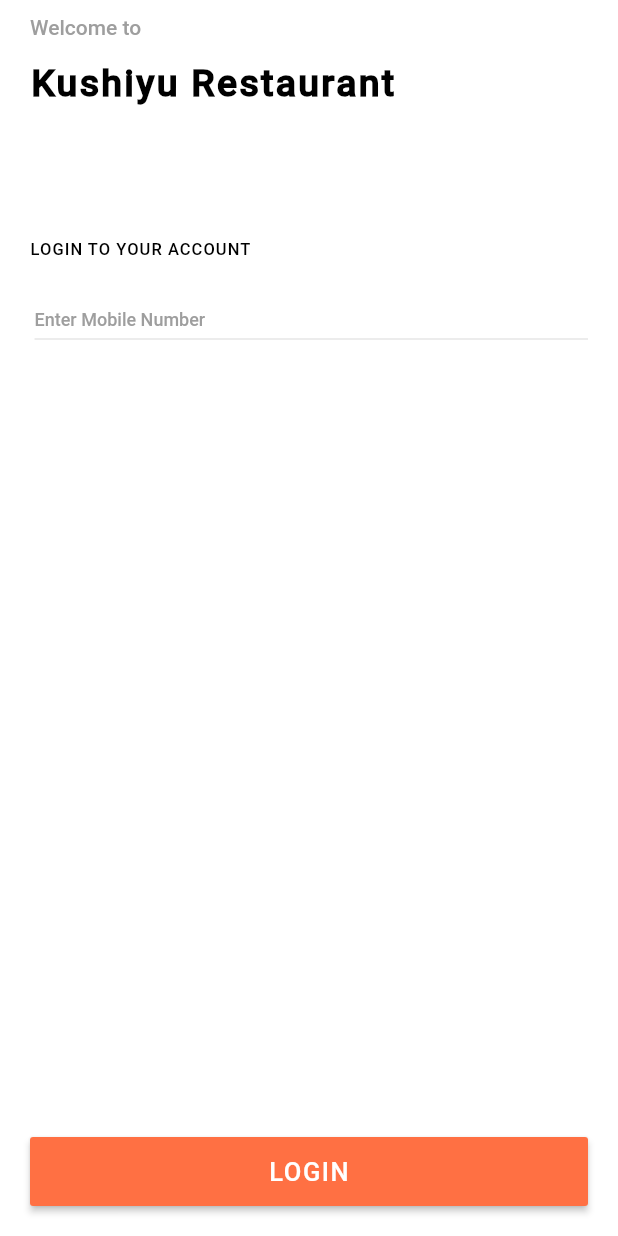
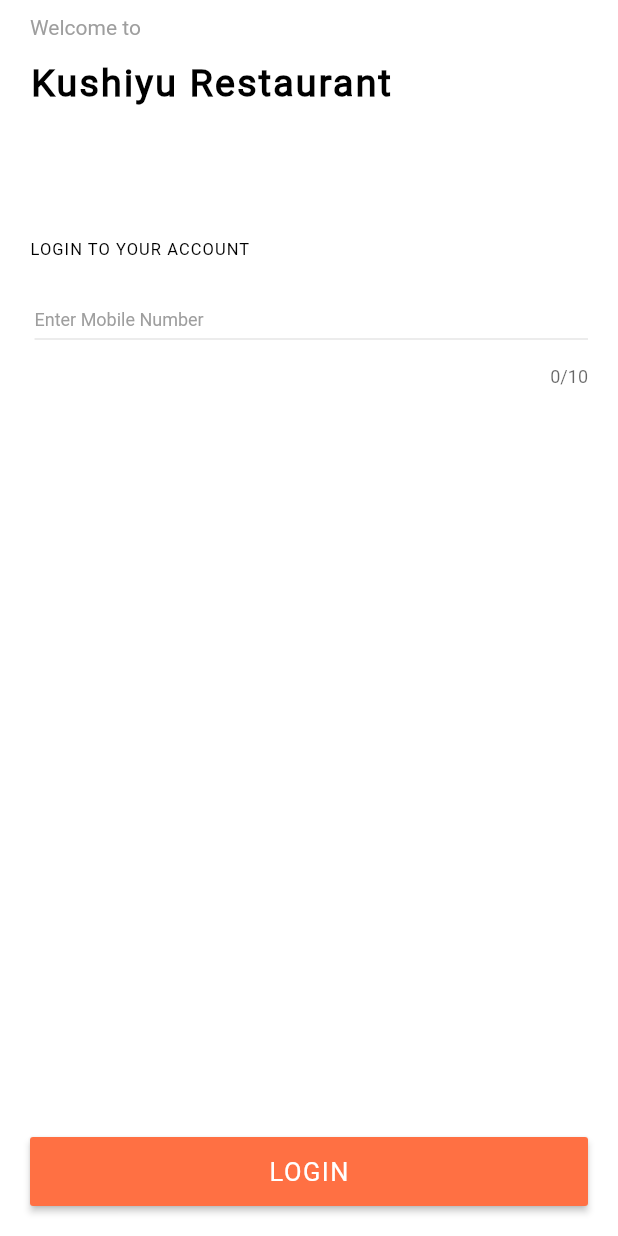
Before and after one commit to mpzeeshan/Restaurant_app, a Flutter app: the Cart screen opened directly, after a tap on "+ Add", after a tap on the "arrow back" icon, on a phone screen of 412 x 824 dp. Run offline on Flutter 3.47's test engine with Material 2 defaults, Android fonts, the phone set to English and light mode, and no system bars; our stand-ins replace dotted_line, get_it, otp_text_field; Roboto replaces fonts that are missing (sfpro).

Commit message:
OTP login done

```diff
--- a/lib/login/login.dart
+++ b/lib/login/login.dart
@@ -1,10 +1,46 @@
 import 'package:flutter/material.dart';
+import 'package:get_it/get_it.dart';
+import 'package:simplify/services/otp_service.dart';
+import 'package:simplify/models/api_response.dart';
 import 'package:simplify/login/otp.dart';
+import 'package:simplify/models/otp_model.dart';
 
-class Login extends StatelessWidget {
+
+class Login extends StatefulWidget {
+
+  @override
+  _LoginState createState() => _LoginState();
+}
+
+class _LoginState extends State<Login> {
+
+  var phone_number;
+  TextEditingController phoneController = new TextEditingController();
+
+
+
+
+  final phone_num = RegExp(r"(\d\d\d\d\d\d\d\d\d\d)");
+  String phone;
+  bool _validate = true;
+
+
+  Future<OtpModel> otp_model;
+
+
+  bool _isLoading = false;
+
+  @override
+  void initState(){
+
+    super.initState();
+  }
+
+
+
   @override
   Widget build(BuildContext context) {
-    return Scaffold(
+    return _isLoading? CircularProgressIndicator():Scaffold(
       body: Container(
         color: Colors.teal[700],
         child: SafeArea(
@@ -48,14 +84,23 @@ class Login extends StatelessWidget {
                         child: Stack(
                           children: [
                             TextField(
+
+                              controller: phoneController,
                               keyboardType: TextInputType.number,
                               style: TextStyle(color: Colors.grey[500]),
                               decoration: InputDecoration(
                                 hintStyle:
                                 TextStyle(color: Colors.grey, fontSize: 12.0),
                                 border: InputBorder.none,
-                              hintText: 'Enter Mobile Number'),
+                                hintText: 'Enter Mobile Number',
+                                errorText: _validate ? null : 'Please enter a 10 digit phone number',
                               ),
+
+                              maxLength: 10,
+
+
+                            ),
+
                             Positioned(
                               child: Padding(
                                 padding: const EdgeInsets.only(top: 30.0),
@@ -85,12 +130,22 @@ class Login extends StatelessWidget {
                                         fontSize: 17.0),
                                   )),
                               onPressed: () {
+                                setState(() {
+                              if (phone_num.hasMatch(phoneController.text)) {
+                                _validate = true;
+                                OtpService().get_phone(phoneController.text);
                                 Navigator.push(
                                   context,
                                   MaterialPageRoute(
-                                builder: (context) => Otp(),
+                                    builder: (context) => Ottp(),
                                   ),
                                 );
+                              }else{
+                                _validate = false;
+                              }
+                                });
+
+
                               },
                             ),
                           ),
@@ -99,6 +154,10 @@ class Login extends StatelessWidget {
                     ),
                   ],
                 ),
+
+
+
+
           ),
         )),
       ),
--- /dev/null
+++ b/lib/models/api_response.dart
@@ -0,0 +1,8 @@
+class APIResponse<T> {
+  T data;
+  bool error;
+  String errorMessage;
+
+  APIResponse({this.data, this.errorMessage ,this.error = false});
+
+}
--- /dev/null
+++ b/lib/models/otp_model.dart
@@ -0,0 +1,149 @@
+// To parse this JSON data, do
+//
+//     final otpModel = otpModelFromJson(jsonString);
+
+import 'dart:convert';
+
+OtpModel otpModelFromJson(String str) => OtpModel.fromJson(json.decode(str));
+
+String otpModelToJson(OtpModel data) => json.encode(data.toJson());
+
+class OtpModel {
+  OtpModel({
+    this.status,
+    this.message,
+    this.otp,
+    this.mobile,
+    this.data,
+  });
+
+  String status;
+  String message;
+  String otp;
+  String mobile;
+  Data data;
+
+  factory OtpModel.fromJson(Map<String, dynamic> json) => OtpModel(
+    status: json["Status"],
+    message: json["Message"],
+    otp: json["OTP"],
+    mobile: json["Mobile"],
+    data: Data.fromJson(json["Data"]),
+  );
+
+  Map<String, dynamic> toJson() => {
+    "Status": status,
+    "Message": message,
+    "OTP": otp,
+    "Mobile": mobile,
+    "Data": data.toJson(),
+  };
+}
+
+class Data {
+  Data({
+    this.id,
+    this.fullname,
+    this.mobile,
+    this.email,
+    this.password,
+    this.gender,
+    this.country,
+    this.state,
+    this.city,
+    this.address,
+    this.postcode,
+    this.status,
+    this.date,
+    this.profilePic,
+    this.dob,
+    this.createdOn,
+    this.updatedOn,
+    this.deliveryLocation,
+    this.deliveryHouseNo,
+    this.deliveryLandmark,
+    this.deliverySaveAs,
+    this.deliveryLat,
+    this.deliveryLng,
+    this.wallet,
+  });
+
+  String id;
+  String fullname;
+  String mobile;
+  String email;
+  String password;
+  dynamic gender;
+  dynamic country;
+  dynamic state;
+  dynamic city;
+  dynamic address;
+  dynamic postcode;
+  String status;
+  DateTime date;
+  dynamic profilePic;
+  dynamic dob;
+  DateTime createdOn;
+  DateTime updatedOn;
+  String deliveryLocation;
+  String deliveryHouseNo;
+  String deliveryLandmark;
+  String deliverySaveAs;
+  String deliveryLat;
+  String deliveryLng;
+  String wallet;
+
+  factory Data.fromJson(Map<String, dynamic> json) => Data(
+    id: json["id"],
+    fullname: json["fullname"],
+    mobile: json["mobile"],
+    email: json["email"],
+    password: json["password"],
+    gender: json["gender"],
+    country: json["country"],
+    state: json["state"],
+    city: json["city"],
+    address: json["address"],
+    postcode: json["postcode"],
+    status: json["status"],
+    date: DateTime.parse(json["date"]),
+    profilePic: json["profile_pic"],
+    dob: json["dob"],
+    createdOn: DateTime.parse(json["created_on"]),
+    updatedOn: DateTime.parse(json["updated_on"]),
+    deliveryLocation: json["delivery_location"],
+    deliveryHouseNo: json["delivery_house_no"],
+    deliveryLandmark: json["delivery_landmark"],
+    deliverySaveAs: json["delivery_save_as"],
+    deliveryLat: json["delivery_lat"],
+    deliveryLng: json["delivery_lng"],
+    wallet: json["wallet"],
+  );
+
+  Map<String, dynamic> toJson() => {
+    "id": id,
+    "fullname": fullname,
+    "mobile": mobile,
+    "email": email,
+    "password": password,
+    "gender": gender,
+    "country": country,
+    "state": state,
+    "city": city,
+    "address": address,
+    "postcode": postcode,
+    "status": status,
+    "date": date.toIso8601String(),
+    "profile_pic": profilePic,
+    "dob": dob,
+    "created_on": createdOn.toIso8601String(),
+    "updated_on": updatedOn.toIso8601String(),
+    "delivery_location": deliveryLocation,
+    "delivery_house_no": deliveryHouseNo,
+    "delivery_landmark": deliveryLandmark,
+    "delivery_save_as": deliverySaveAs,
+    "delivery_lat": deliveryLat,
+    "delivery_lng": deliveryLng,
+    "wallet": wallet,
+  };
+}
--- a/lib/screens/cart.dart
+++ b/lib/screens/cart.dart
@@ -21,7 +21,7 @@ class _CartState extends State<Cart> {
         child: Container(
           color: c.flagList[count] ? Colors.white : Colors.grey[100],
           child: Row(
-            mainAxisAlignment: MainAxisAlignment.spaceEvenly,
+            mainAxisAlignment: MainAxisAlignment.spaceBetween,
             children: [
               Visibility(
                 visible: !c.flagList[count],
@@ -37,9 +37,15 @@ class _CartState extends State<Cart> {
                       }
                     });
                   },
+                  child: SizedBox(
+                    height: 25.0,
+                    width: 25.0,
+                    child: Center(
                       child: Text(
                         '-',
-                    style: TextStyle(color: Colors.black, fontSize: 20.0),
+                        style: TextStyle(color: Colors.black, fontSize: 19.0),
+                      ),
+                    ),
                   ),
                 ),
               ),
@@ -52,17 +58,23 @@ class _CartState extends State<Cart> {
                       c.flagList[count] = false;
                     });
                   },
+                  child: Padding(
+                    padding: const EdgeInsets.only(left:6.0),
                     child: Text(
                       '+ Add',
                       style: TextStyle(color: Colors.orange[700]),
                     ),
                   ),
                 ),
+              ),
               Visibility(
                 visible: !c.flagList[count],
+                child: Padding(
+                  padding: const EdgeInsets.only(right:3.0),
                   child: Text(
                     c.counList[count].toString(),
                     style: TextStyle(color: Colors.black),
+                  ),
                 ),
               ),
               Visibility(
@@ -76,9 +88,15 @@ class _CartState extends State<Cart> {
                       }
                     });
                   },
+                  child: SizedBox(
+                    height: 25.0,
+                    width: 25.0,
+                    child: Center(
                       child: Text(
                         '+',
-                    style: TextStyle(color: Colors.black, fontSize: 16.0),
+                        style: TextStyle(color: Colors.black, fontSize: 17.0),
+                      ),
+                    ),
                   ),
                 ),
               ),
@@ -367,6 +385,14 @@ class _CartState extends State<Cart> {
       bottomNavigationBar: Row(
         children: [
           Expanded(
+            child: GestureDetector(
+              onTap: (){
+                Navigator.push(
+                  context,
+                  MaterialPageRoute(
+                      builder: (context) => OrderSummary()),
+                );
+              },
               child: Container(
                 height: 45.0,
                 //width: MediaQuery.of(context).size.width,
@@ -388,20 +414,11 @@ class _CartState extends State<Cart> {
                                 fontSize: 13.0,
                               ),
                             ),
-                          GestureDetector(
-                            onTap: () {
-                              Navigator.push(
-                                context,
-                                MaterialPageRoute(
-                                    builder: (context) => OrderSummary()),
-                              );
-                            },
-                            child: Text(
+                            Text(
                               'VIEW DETAILED BILL',
                               style: TextStyle(
                                 color: Colors.white,
                                 fontSize: 12.0,
-                              ),
                               ),
                             ),
                           ],
@@ -434,6 +451,7 @@ class _CartState extends State<Cart> {
                 ),
               ),
             ),
+          ),
         ],
       ),
     );
--- a/pubspec.yaml
+++ b/pubspec.yaml
@@ -30,6 +30,8 @@ dependencies:
   cupertino_icons: ^0.1.3
   otp_text_field: ^1.0.1
   dotted_line: ^2.0.2
+  get_it: ^5.0.3
+  http: ^0.12.2
 
 dev_dependencies:
   flutter_test:
@@ -70,6 +72,9 @@ flutter:
     - family: Robot
       fonts:
         - asset: fonts/roboto_medium.ttf
+    - family: sfpro
+      fonts:
+        - asset: fonts/sfpro_text_medium.ttf
 
   #   - family: Trajan Pro
   #     fonts:
```
Also changed, not shown: lib/UserAccount/SavedAddresses.dart (+5 -5 lines), lib/login/otp.dart (+45 -4 lines), lib/main.dart (+9 -1 lines), lib/screens/home.dart (+59 -42 lines), lib/screens/products.dart (+23 -8 lines), lib/services/otp_service.dart (added, +60 -0 lines), pubspec.lock. Lines whose indentation alone changed are shown as unchanged.
